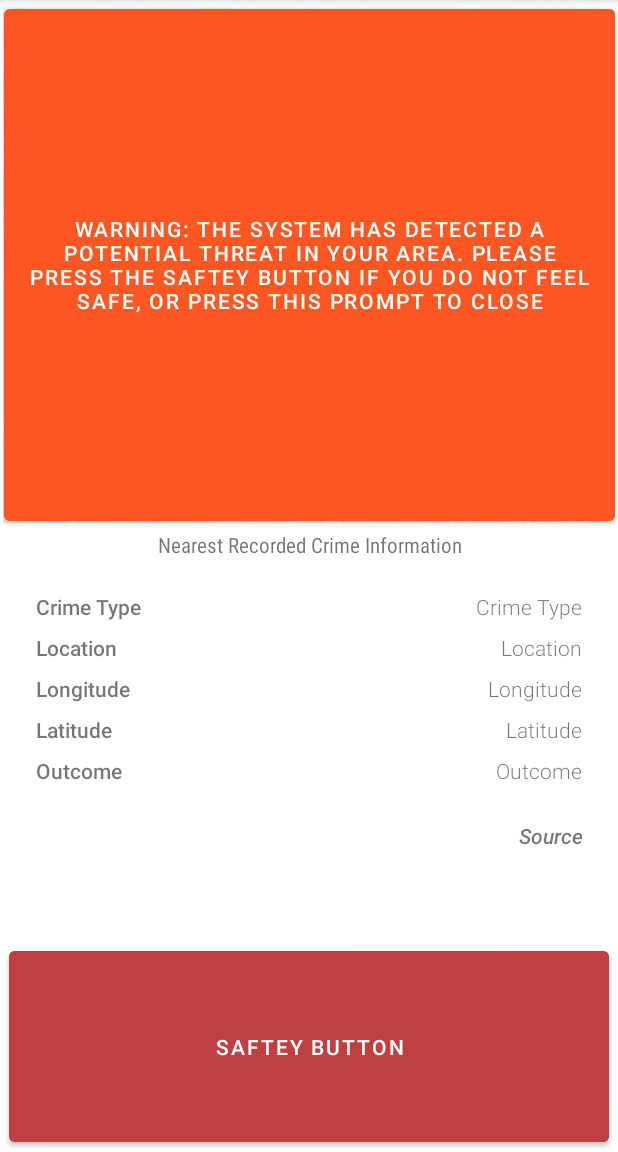
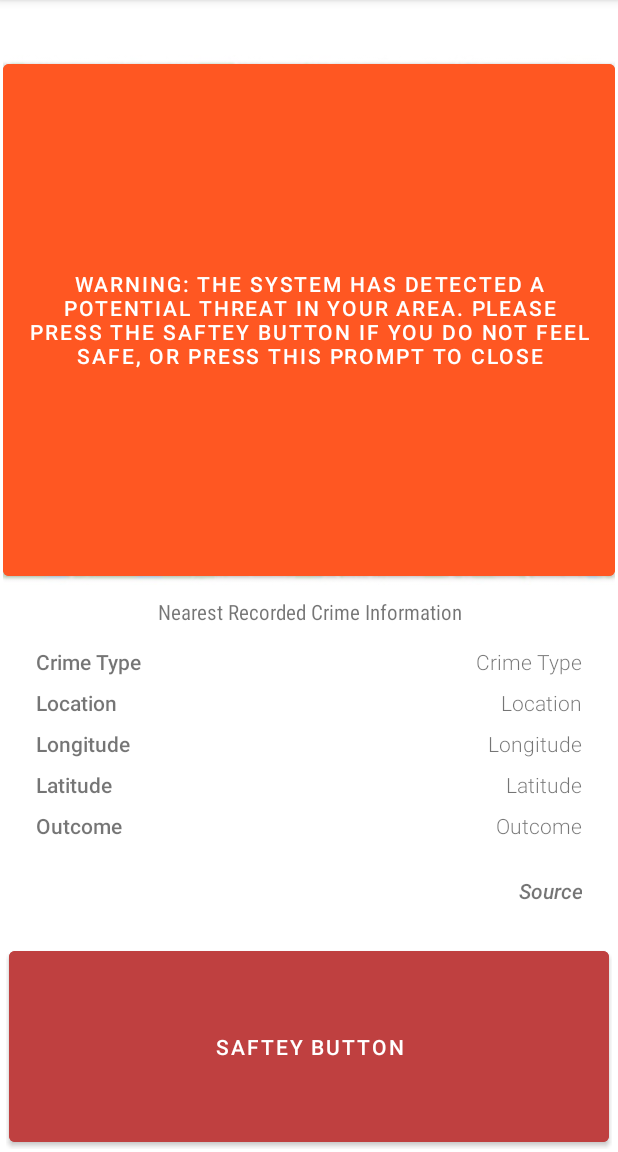
Before and after one commit to Pritesh2k/FinalYearProject, an Android app: the screen it shows after launch (MainActivity), on a phone screen of 412 x 824 dp, the part 84-1236 px from its top. Run offline under Robolectric (Android 15) with nearby library versions, the phone set to English and light mode, and no system bars; our stand-ins replace Firebase (no records; nobody signed in at launch, a user with empty details on screens opened directly).

Commit message:
Visual update to front end

```diff
--- a/app/src/main/res/layout/activity_google_maps.xml
+++ b/app/src/main/res/layout/activity_google_maps.xml
@@ -1,7 +1,7 @@
 <?xml version="1.0" encoding="utf-8"?>
 
-<fragment xmlns:android="http://schemas.android.com/apk/res/android"
-    xmlns:map="http://schemas.android.com/apk/res-auto"
+<fragment
+    xmlns:android="http://schemas.android.com/apk/res/android"
     xmlns:tools="http://schemas.android.com/tools"
     android:id="@+id/map"
     android:name="com.google.android.gms.maps.SupportMapFragment"
--- a/app/src/main/res/layout/activity_main.xml
+++ b/app/src/main/res/layout/activity_main.xml
@@ -12,8 +12,8 @@
 
     <androidx.constraintlayout.widget.ConstraintLayout
         android:id="@+id/Main_Content"
-        android:layout_width="match_parent"
-        android:layout_height="match_parent"
+        android:layout_width="0dp"
+        android:layout_height="731dp"
         android:clickable="false"
         android:focusable="false"
         android:visibility="visible"
@@ -27,28 +27,31 @@
 
         <ImageView
             android:id="@+id/MapBackground"
-            android:layout_width="412dp"
+            android:layout_width="0dp"
             android:layout_height="353dp"
             android:alpha="0.5"
             android:scaleType="centerCrop"
             app:layout_constraintEnd_toEndOf="parent"
+            app:layout_constraintHorizontal_bias="0.0"
             app:layout_constraintStart_toStartOf="parent"
             app:layout_constraintTop_toTopOf="parent"
             app:srcCompat="@drawable/_background_map" />
 
         <Button
             android:id="@+id/CrimeLog"
-            android:layout_width="wrap_content"
-            android:layout_height="wrap_content"
+            android:layout_width="321dp"
+            android:layout_height="58dp"
+            android:autoText="true"
             android:backgroundTint="#424242"
             android:text="Crime Log"
+            android:textColor="#FFFFFF"
             android:visibility="visible"
             app:layout_constraintBottom_toBottomOf="@+id/MapBackground"
-            app:layout_constraintEnd_toEndOf="@+id/MapBackground"
-            app:layout_constraintHorizontal_bias="0.496"
+            app:layout_constraintEnd_toEndOf="parent"
+            app:layout_constraintHorizontal_bias="0.505"
             app:layout_constraintStart_toStartOf="parent"
             app:layout_constraintTop_toTopOf="@+id/MapBackground"
-            app:layout_constraintVertical_bias="0.855" />
+            app:layout_constraintVertical_bias="1.0" />
 
         <Button
             android:id="@+id/MapButton"
@@ -60,6 +63,22 @@
             app:layout_constraintEnd_toEndOf="@+id/MapBackground"
             app:layout_constraintStart_toStartOf="parent"
             app:layout_constraintTop_toTopOf="@+id/MapBackground" />
+
+        <Button
+            android:id="@+id/NotificationButton"
+            android:layout_width="0dp"
+            android:layout_height="0dp"
+            android:backgroundTint="#FF5722"
+            android:elegantTextHeight="true"
+            android:text="Warning: The System Has Detected A Potential Threat In Your Area. Please Press The Saftey Button If You Do Not Feel Safe, Or Press This Prompt To Close"
+            android:visibility="invisible"
+            app:layout_constraintBottom_toBottomOf="@+id/MapBackground"
+            app:layout_constraintEnd_toEndOf="parent"
+            app:layout_constraintHorizontal_bias="0.0"
+            app:layout_constraintStart_toStartOf="parent"
+            app:layout_constraintTop_toTopOf="@+id/MapBackground"
+            app:layout_constraintVertical_bias="0.0"
+            tools:visibility="invisible" />
 
         <LinearLayout
             android:id="@+id/linearLayout"
@@ -87,6 +106,7 @@
             android:layout_width="371dp"
             android:layout_height="35dp"
             android:fontFamily="sans-serif-condensed"
+            android:gravity="center"
             android:text="Nearest Recorded Crime Information"
             android:textAlignment="center"
             app:layout_constraintEnd_toEndOf="parent"
@@ -217,22 +237,6 @@
 
         </LinearLayout>
 
-        <Button
-            android:id="@+id/NotificationButton"
-            android:layout_width="407dp"
-            android:layout_height="353dp"
-            android:backgroundTint="#FF5722"
-            android:elegantTextHeight="true"
-            android:text="Warning: The System Has Detected A Potential Threat In Your Area. Please Press The Saftey Button If You Do Not Feel Safe, Or Press This Prompt To Close"
-            android:visibility="invisible"
-            app:layout_constraintBottom_toBottomOf="@+id/MapBackground"
-            app:layout_constraintEnd_toEndOf="parent"
-            app:layout_constraintHorizontal_bias="1.0"
-            app:layout_constraintStart_toStartOf="parent"
-            app:layout_constraintTop_toTopOf="@+id/MapBackground"
-            app:layout_constraintVertical_bias="0.0"
-            tools:visibility="visible" />
-
     </androidx.constraintlayout.widget.ConstraintLayout>
 
 </androidx.constraintlayout.widget.ConstraintLayout>
```
Also changed, not shown: app/src/main/java/com/example/finalyearproject/GoogleMaps.java (+8 -0 lines), app/src/main/res/layout/activity_debug_log.xml (+4 -3 lines).
